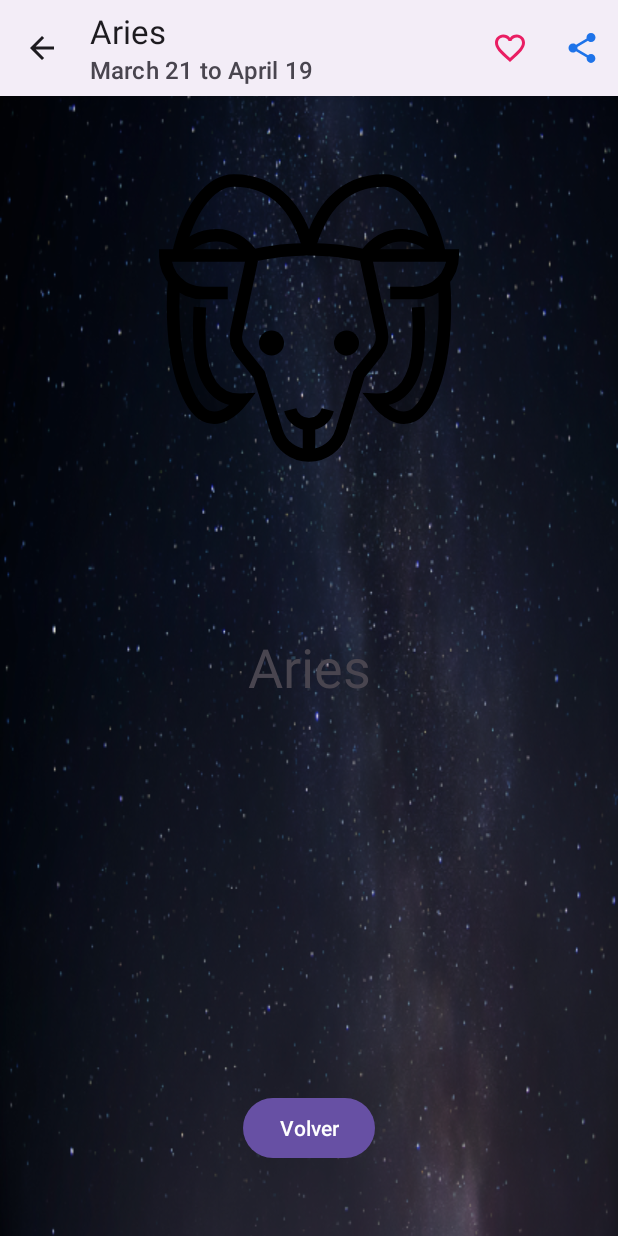
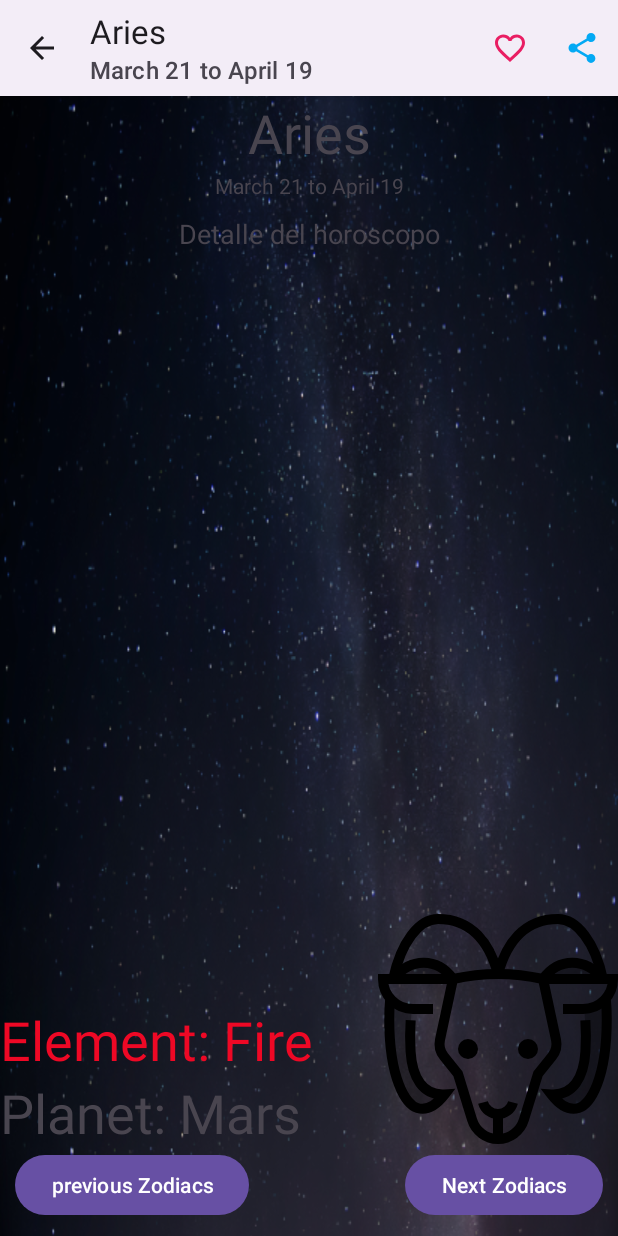
Before and after one commit to pedroBG66/Horoscopo_Mansour, an Android app: the screen it shows after launch (DetailActivity), after a tap on "Aries", on a phone screen of 412 x 824 dp. Run offline under Robolectric (Android 15) with nearby library versions, the phone set to English and light mode, and no system bars; network calls fail; 1 statement that could not run was skipped.

Commit message:
connected to API REVIEWED DETAILS PAGE WITH PLANET AND ELEMENTS

```diff
--- a/app/src/main/AndroidManifest.xml
+++ b/app/src/main/AndroidManifest.xml
@@ -1,6 +1,8 @@
 <?xml version="1.0" encoding="utf-8"?>
 <manifest xmlns:android="http://schemas.android.com/apk/res/android"
     xmlns:tools="http://schemas.android.com/tools">
+
+<uses-permission android:name="android.permission.INTERNET"/>
 
     <application
         android:allowBackup="true"
--- a/app/src/main/java/com/example/horoscopo/activities/DetailActivity.kt
+++ b/app/src/main/java/com/example/horoscopo/activities/DetailActivity.kt
@@ -12,6 +12,15 @@ import com.example.horoscopo.R
 import com.example.horoscopo.data.Horoscope
 import com.example.horoscopo.data.HoroscopeProvider
 import com.example.horoscopo.utils.SessionManager
+import kotlinx.coroutines.CoroutineScope
+import kotlinx.coroutines.Dispatchers
+import kotlinx.coroutines.launch
+import org.json.JSONObject
+import java.io.BufferedReader
+import java.io.InputStream
+import java.io.InputStreamReader
+import java.net.URL
+import javax.net.ssl.HttpsURLConnection
 
 class DetailActivity : AppCompatActivity() {
 
@@ -23,6 +32,8 @@ class DetailActivity : AppCompatActivity() {
     lateinit var favoriteMenuItem: MenuItem
 
     lateinit var session: SessionManager
+    lateinit var luckTextView: TextView
+    lateinit var zodiacIcon: ImageView
 
     override fun onCreate(savedInstanceState: Bundle?) {
         super.onCreate(savedInstanceState)
@@ -41,16 +52,22 @@ class DetailActivity : AppCompatActivity() {
 
         // Instanciamos el objeto de la sesión
         session = SessionManager(this)
+        //llamamos al texto de la suerte del dia
+        luckTextView = findViewById(R.id.luckTextView)
+        zodiacIcon = findViewById(R.id.zodiac_ic)
 
         // Revisamos si el horóscopo es favorito
         isFavorite = session.isFavorite(horoscope.id)
 
 
-        findViewById<TextView>(R.id.tv).setText(horoscope.name)
-        findViewById<ImageView>(R.id.iv).setImageResource(horoscope.image)
-        findViewById<Button>(R.id.b).setOnClickListener {
-            finish()
-        }
+        zodiacIcon.setImageResource(horoscope.image)
+        findViewById<TextView>(R.id.zodiacNameDetailsPage).setText(horoscope.name)
+        findViewById<TextView>(R.id.zodiacDatesDetailsPage).setText(horoscope.dates)
+        findViewById<TextView>(R.id.element).text = getString(R.string.element_label, getString(horoscope.getElementStringRes()))
+        findViewById<TextView>(R.id.element).setTextColor(getColor(horoscope.getElementColorRes()))
+        findViewById<TextView>(R.id.planet).text = getString(R.string.planet_label, getString(horoscope.planet))
+        getHoroscopeLuck()
+
     }
 
     override fun onCreateOptionsMenu(menu: Menu?): Boolean {
@@ -98,6 +115,44 @@ class DetailActivity : AppCompatActivity() {
         }
     }
 
+    //funcion para coger la API de la pagina
+    fun getHoroscopeLuck() {
+        var result = "Antes de hacer la llamada"
+
+        CoroutineScope(Dispatchers.IO).launch {
+            val url = URL("https://horoscope-app-api.vercel.app/api/v1/get-horoscope/daily?sign=${horoscope.id}&day=TODAY")
+            val con = url.openConnection() as HttpsURLConnection
+            con.requestMethod = "GET"
+            val responseCode = con.responseCode
+            println("Response Code :: $responseCode")
+            if (responseCode == HttpsURLConnection.HTTP_OK) { // connection ok
+                val jsonResponse = readStream(con.inputStream).toString()
+                result = JSONObject(jsonResponse).getJSONObject("data").getString("horoscope_data")
+            } else {
+                result = "Hubo un error en la llamada"
+            }
+
+            //con esto podemos evitar tener que poner el codigo de abajo con el dispacher del main
+            /*runOnUiThread {
+                println(result)
+            }*/
+            CoroutineScope(Dispatchers.Main).launch {
+                luckTextView.text = result
+            }
+        }
+    }
+//esta funcion parsea la informacion del json de la api
+    private fun readStream (inputStream: InputStream) : StringBuilder {
+        val reader = BufferedReader(InputStreamReader(inputStream))
+        val response = StringBuilder()
+        var line: String?
+        while (reader.readLine().also { line = it } != null) {
+            response.append(line)
+        }
+        reader.close()
+        return response
+    }
+
     override fun onBackPressed() {
         if (horoscope.id == "aries") {
             Toast.makeText(this, "No puedes volver", Toast.LENGTH_LONG).show()
--- a/app/src/main/java/com/example/horoscopo/data/Horoscope.kt
+++ b/app/src/main/java/com/example/horoscopo/data/Horoscope.kt
@@ -1,5 +1,27 @@
 package com.example.horoscopo.data
 
-class Horoscope (val id: String, val name: Int, val dates: Int, val image: Int) {
+import com.example.horoscopo.R
 
+class Horoscope (val id: String, val name: Int, val dates: Int, val image: Int, val planet: Int, val element: Element) {
+    fun getElementStringRes(): Int {
+        return when (element) {
+            Element.FIRE -> R.string.horoscope_element_fire
+            Element.EARTH ->  R.string.horoscope_element_earth
+            Element.AIR -> R.string.horoscope_element_air
+            Element.WATER -> R.string.horoscope_element_water
+        }
+    }
+
+    fun getElementColorRes(): Int {
+        return when (element) {
+            Element.FIRE -> R.color.fire
+            Element.EARTH ->  R.color.earth
+            Element.AIR -> R.color.air
+            Element.WATER -> R.color.water
+        }
+    }
+
+    enum class Element {
+        FIRE, EARTH, AIR, WATER
+    }
 }
--- a/app/src/main/java/com/example/horoscopo/data/HoroscopeProvider.kt
+++ b/app/src/main/java/com/example/horoscopo/data/HoroscopeProvider.kt
@@ -1,22 +1,23 @@
 package com.example.horoscopo.data
 
 import com.example.horoscopo.R
+import com.example.horoscopo.data.Horoscope.Element
 
 class HoroscopeProvider {
     companion object {
         private val horoscopeList: List<Horoscope> = listOf(
-            Horoscope("aries", R.string.horoscope_name_aries, R.string.horoscope_date_aries, R.drawable.aries_icon),
-            Horoscope("taurus", R.string.horoscope_name_taurus, R.string.horoscope_date_taurus, R.drawable.taurus_icon),
-            Horoscope("gemini", R.string.horoscope_name_gemini, R.string.horoscope_date_gemini, R.drawable.gemini_icon),
-            Horoscope("cancer", R.string.horoscope_name_cancer, R.string.horoscope_date_cancer, R.drawable.cancer_icon),
-            Horoscope("leo", R.string.horoscope_name_leo, R.string.horoscope_date_leo, R.drawable.leo_icon),
-            Horoscope("virgo", R.string.horoscope_name_virgo, R.string.horoscope_date_virgo, R.drawable.virgo_icon),
-            Horoscope("libra", R.string.horoscope_name_libra, R.string.horoscope_date_libra, R.drawable.libra_icon),
-            Horoscope("scorpio", R.string.horoscope_name_scorpio, R.string.horoscope_date_scorpio, R.drawable.scorpio_icon),
-            Horoscope("sagittarius", R.string.horoscope_name_sagittarius, R.string.horoscope_date_sagittarius, R.drawable.sagittarius_icon),
-            Horoscope("capricorn", R.string.horoscope_name_capricorn, R.string.horoscope_date_capricorn, R.drawable.capricorn_icon),
-            Horoscope("aquarius", R.string.horoscope_name_aquarius, R.string.horoscope_date_aquarius, R.drawable.aquarius_icon),
-            Horoscope("pisces", R.string.horoscope_name_pisces, R.string.horoscope_date_pisces, R.drawable.pisces_icon)
+            Horoscope("aries", R.string.horoscope_name_aries, R.string.horoscope_date_aries, R.drawable.aries_icon, R.string.horoscope_planet_aries, Element.FIRE),
+            Horoscope("taurus", R.string.horoscope_name_taurus, R.string.horoscope_date_taurus, R.drawable.taurus_icon, R.string.horoscope_planet_taurus, Element.FIRE),
+            Horoscope("gemini", R.string.horoscope_name_gemini, R.string.horoscope_date_gemini, R.drawable.gemini_icon, R.string.horoscope_planet_gemini, Element.FIRE),
+            Horoscope("cancer", R.string.horoscope_name_cancer, R.string.horoscope_date_cancer, R.drawable.cancer_icon, R.string.horoscope_planet_cancer, Element.FIRE),
+            Horoscope("leo", R.string.horoscope_name_leo, R.string.horoscope_date_leo, R.drawable.leo_icon, R.string.horoscope_planet_leo, Element.FIRE),
+            Horoscope("virgo", R.string.horoscope_name_virgo, R.string.horoscope_date_virgo, R.drawable.virgo_icon, R.string.horoscope_planet_virgo, Element.FIRE),
+            Horoscope("libra", R.string.horoscope_name_libra, R.string.horoscope_date_libra, R.drawable.libra_icon, R.string.horoscope_planet_libra, Element.FIRE),
+            Horoscope("scorpio", R.string.horoscope_name_scorpio, R.string.horoscope_date_scorpio, R.drawable.scorpio_icon, R.string.horoscope_planet_scorpio, Element.FIRE),
+            Horoscope("sagittarius", R.string.horoscope_name_sagittarius, R.string.horoscope_date_sagittarius, R.drawable.sagittarius_icon, R.string.horoscope_planet_sagittarius, Element.FIRE),
+            Horoscope("capricorn", R.string.horoscope_name_capricorn, R.string.horoscope_date_capricorn, R.drawable.capricorn_icon, R.string.horoscope_planet_capricorn, Element.FIRE),
+            Horoscope("aquarius", R.string.horoscope_name_aquarius, R.string.horoscope_date_aquarius, R.drawable.aquarius_icon, R.string.horoscope_planet_aquarius, Element.FIRE),
+            Horoscope("pisces", R.string.horoscope_name_pisces, R.string.horoscope_date_pisces, R.drawable.pisces_icon, R.string.horoscope_planet_pisces, Element.FIRE)
         )
 
         fun findAll() : List<Horoscope> {
--- a/app/src/main/res/layout/activity_detail.xml
+++ b/app/src/main/res/layout/activity_detail.xml
@@ -10,41 +10,101 @@
     <ImageView
         android:layout_width="match_parent"
         android:layout_height="match_parent"
+        android:scaleType="centerCrop"
         android:src="@drawable/ndroidompact"
         app:layout_constraintBottom_toBottomOf="parent"
         app:layout_constraintEnd_toEndOf="parent"
+        app:layout_constraintHorizontal_bias="0.0"
         app:layout_constraintStart_toStartOf="parent"
         app:layout_constraintTop_toTopOf="parent"
-        android:scaleType="centerCrop"/>
-
-    <ImageView
-        android:id="@+id/iv"
-        android:layout_width="200dp"
-        android:layout_height="200dp"
-        app:layout_constraintEnd_toEndOf="parent"
-        app:layout_constraintStart_toStartOf="parent"
-        app:layout_constraintTop_toTopOf="parent"
-        android:layout_marginTop="48dp"/>
+        app:layout_constraintVertical_bias="0.0" />
 
     <TextView
-        android:id="@+id/tv"
+        android:id="@+id/zodiacNameDetailsPage"
         android:layout_width="wrap_content"
         android:layout_height="wrap_content"
-        android:text="Detalle del horoscopo"
         android:textSize="36dp"
-        app:layout_constraintBottom_toBottomOf="parent"
         app:layout_constraintEnd_toEndOf="parent"
         app:layout_constraintStart_toStartOf="parent"
         app:layout_constraintTop_toTopOf="parent" />
 
-    <Button
-        android:id="@+id/b"
+
+    <TextView
+        android:id="@+id/zodiacDatesDetailsPage"
         android:layout_width="wrap_content"
         android:layout_height="wrap_content"
-        android:text="Volver"
+        android:layout_marginTop="50dp"
+        android:text="fechasssss"
+        app:layout_constraintEnd_toEndOf="parent"
+        app:layout_constraintStart_toStartOf="parent"
+        app:layout_constraintTop_toTopOf="@+id/zodiacNameDetailsPage"
+        />
+
+    <TextView
+        android:id="@+id/luckTextView"
+        android:layout_width="wrap_content"
+        android:layout_height="wrap_content"
+        android:text="Detalle del horoscopo"
+        android:textSize="18sp"
+        android:layout_margin="10dp"
+        app:layout_constraintStart_toStartOf="parent"
+        app:layout_constraintEnd_toEndOf="parent"
+        app:layout_constraintTop_toBottomOf="@id/zodiacDatesDetailsPage"
+        android:layout_marginTop="20dp"
+         />
+
+
+    <TextView
+        android:id="@+id/element"
+        android:layout_width="wrap_content"
+        android:layout_height="wrap_content"
+        tools:text="Element: Fire"
+        android:textSize="36dp"
+        app:layout_constraintStart_toStartOf="parent"
+        app:layout_constraintBottom_toTopOf="@+id/planet"
+        android:layout_marginTop="16dp"
+
+        />
+    <TextView
+        android:id="@+id/planet"
+        android:layout_marginTop="20dp"
+        android:layout_width="wrap_content"
+        android:layout_height="wrap_content"
+        tools:text="Planet: Mars"
+        android:textSize="36dp"
+        app:layout_constraintBottom_toTopOf="@+id/previous_zodiac"
+        app:layout_constraintStart_toStartOf="parent"
+  />
+
+    <Button
+        android:id="@+id/previous_zodiac"
+        android:layout_width="wrap_content"
+        android:layout_height="wrap_content"
+        android:layout_margin="10dp"
+        android:layout_marginBottom="48dp"
+        android:text="previous Zodiacs"
+        app:layout_constraintBottom_toBottomOf="parent"
+        app:layout_constraintStart_toStartOf="parent"
+        tools:ignore="MissingConstraints" />
+    <Button
+        android:id="@+id/next_zodiac"
+        android:layout_width="wrap_content"
+        android:layout_height="wrap_content"
+        android:text="Next Zodiacs"
         app:layout_constraintBottom_toBottomOf="parent"
         app:layout_constraintEnd_toEndOf="parent"
-        app:layout_constraintStart_toStartOf="parent"
-        android:layout_marginBottom="48dp"/>
+        android:layout_marginBottom="48dp"
+        android:layout_margin="10dp"
+        />
 
+    <ImageView
+        android:id="@+id/zodiac_ic"
+        android:layout_width="160dp"
+        android:layout_height="160dp"
+        android:scaleType="fitEnd"
+        app:layout_constraintBottom_toTopOf="@id/next_zodiac"
+        app:layout_constraintEnd_toEndOf="parent"
+        tools:src="@drawable/aries_icon">
+
+    </ImageView>
 </androidx.constraintlayout.widget.ConstraintLayout>
--- a/app/src/main/res/layout/item_horoscope.xml
+++ b/app/src/main/res/layout/item_horoscope.xml
@@ -37,6 +37,7 @@
                 android:id="@+id/datesTextView"
                 android:layout_width="match_parent"
                 android:layout_height="wrap_content"
+                app:autoSizeTextType="uniform"
                 android:text="Fechas"
                 android:textSize="24dp"/>
 
--- a/app/src/main/res/values/colors.xml
+++ b/app/src/main/res/values/colors.xml
@@ -3,5 +3,12 @@
     <color name="black">#FF000000</color>
     <color name="white">#FFFFFFFF</color>
     <color name="favorite">#E91E63</color>
-    <color name="share">#1E73E9</color>
+    <color name="share">#03A9F4</color>
+
+    <color name="fire">#EE0825</color>
+    <color name="water">#1166D1</color>
+    <color name="earth">#38AA21</color>
+    <color name="air">#00BCD4</color>
+
+
 </resources>
--- a/app/src/main/res/values/strings.xml
+++ b/app/src/main/res/values/strings.xml
@@ -32,5 +32,27 @@
     <string name="horoscope_date_pisces">February 19 to March 20</string>
 
 
+    <string name="horoscope_planet_aries">Mars</string>
+    <string name="horoscope_planet_taurus">April 20 to May 20</string>
+    <string name="horoscope_planet_gemini">May 21 to June 20</string>
+    <string name="horoscope_planet_cancer">June 21 to July 22</string>
+    <string name="horoscope_planet_leo">July 23 to August 22</string>
+    <string name="horoscope_planet_virgo">August 23 to September 22</string>
+    <string name="horoscope_planet_libra">September 23 to October 22</string>
+    <string name="horoscope_planet_scorpio">October 23 to November 21</string>
+    <string name="horoscope_planet_sagittarius">November 22 to December 21</string>
+    <string name="horoscope_planet_capricorn">December 22 to January 19</string>
+    <string name="horoscope_planet_aquarius">January 20 to February 18</string>
+    <string name="horoscope_planet_pisces">February 19 to March 20</string>
+
+
+    <string name="horoscope_element_fire">Fire</string>
+    <string name="horoscope_element_earth">Earth</string>
+    <string name="horoscope_element_water">Water</string>
+    <string name="horoscope_element_air">Air</string>
+
+    <string name="planet_label">Planet: %1$s</string>
+    <string name="element_label">Element: %1$s</string>
+
 
 </resources>
```
